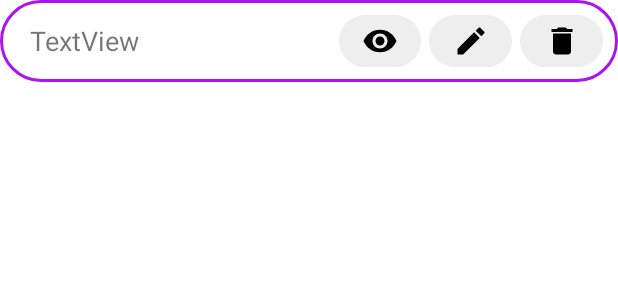
After one commit to Axi20/Project_ShapeShifters, an Android app: the layout exercise_list_item.xml on its own in the app's theme, with its tools: preview values and no code run, on a phone screen of 412 x 824 dp. The commit adds this screen. Shown: the top 300 px of the screen. Run offline under Robolectric (Android 15) with nearby library versions, the phone set to English and light mode, and no system bars.

Commit message:
Display workouts with recycler view

```diff
--- /dev/null
+++ b/app/src/main/res/layout/exercise_list_item.xml
@@ -0,0 +1,66 @@
+<?xml version="1.0" encoding="utf-8"?>
+<androidx.constraintlayout.widget.ConstraintLayout xmlns:android="http://schemas.android.com/apk/res/android"
+    xmlns:app="http://schemas.android.com/apk/res-auto"
+    xmlns:tools="http://schemas.android.com/tools"
+    android:layout_width="match_parent"
+    android:layout_height="wrap_content">
+
+    <LinearLayout
+        android:layout_width="0dp"
+        android:layout_height="wrap_content"
+        android:background="@drawable/rounded_background"
+        android:orientation="horizontal"
+        android:layout_marginBottom="10dp"
+        app:layout_constraintBottom_toBottomOf="parent"
+        app:layout_constraintStart_toStartOf="parent"
+        app:layout_constraintEnd_toEndOf="parent"
+        app:layout_constraintTop_toTopOf="parent"
+        app:layout_constraintVertical_bias="0.002">
+
+        <TextView
+            android:id="@+id/workout_date"
+            android:layout_width="196dp"
+            android:layout_height="wrap_content"
+            android:layout_gravity="center"
+            android:layout_weight="1"
+            android:paddingStart="10dp"
+            android:paddingEnd="10dp"
+            android:text="TextView"
+            android:textSize="18dp" />
+
+        <ImageButton
+            android:id="@+id/show_details_btn"
+            android:layout_width="wrap_content"
+            android:layout_height="wrap_content"
+            android:layout_gravity="center"
+            android:layout_marginEnd="5dp"
+            android:layout_weight="1"
+            android:background="@drawable/rounded_background"
+            android:backgroundTint="@color/custom_grey"
+            android:padding="5dp"
+            app:srcCompat="@drawable/ic_show" />
+
+        <ImageButton
+            android:id="@+id/edit_btn"
+            android:layout_width="wrap_content"
+            android:layout_height="wrap_content"
+            android:layout_gravity="center"
+            android:layout_marginEnd="5dp"
+            android:layout_weight="1"
+            android:background="@drawable/rounded_background"
+            android:backgroundTint="@color/custom_grey"
+            android:padding="5dp"
+            app:srcCompat="@drawable/ic_edit" />
+
+        <ImageButton
+            android:id="@+id/delete_btn"
+            android:layout_width="wrap_content"
+            android:layout_height="wrap_content"
+            android:layout_gravity="center"
+            android:layout_weight="1"
+            android:background="@drawable/rounded_background"
+            android:backgroundTint="@color/custom_grey"
+            android:padding="5dp"
+            app:srcCompat="@drawable/ic_delete" />
+    </LinearLayout>
+</androidx.constraintlayout.widget.ConstraintLayout>
```
Also changed, not shown: app/src/main/java/com/grow/shapeshifters/DatabaseHelper.java (+69 -0 lines), app/src/main/java/com/grow/shapeshifters/ui/manage_workouts/Exercise.java (+8 -0 lines), app/src/main/java/com/grow/shapeshifters/ui/manage_workouts/ManageWorkoutsAdapter.java (added, +68 -0 lines), app/src/main/java/com/grow/shapeshifters/ui/manage_workouts/ManageWorkoutsFragment.java (+25 -0 lines), app/src/main/java/com/grow/shapeshifters/ui/manage_workouts/WorkoutDetail.java (added, +32 -0 lines).
